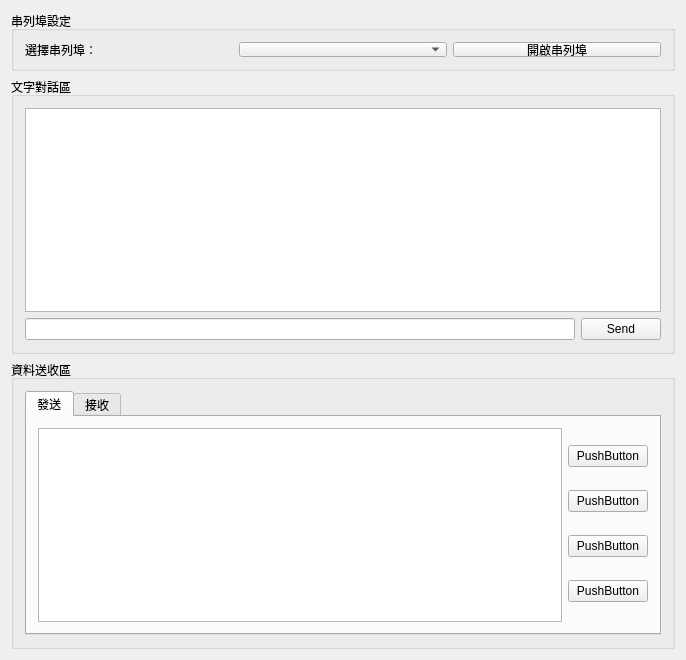
The window that mainwindow.ui (mickey9910326/ASA_HMI_Data_Agent) describes before a commit, drawn with Qt 5.
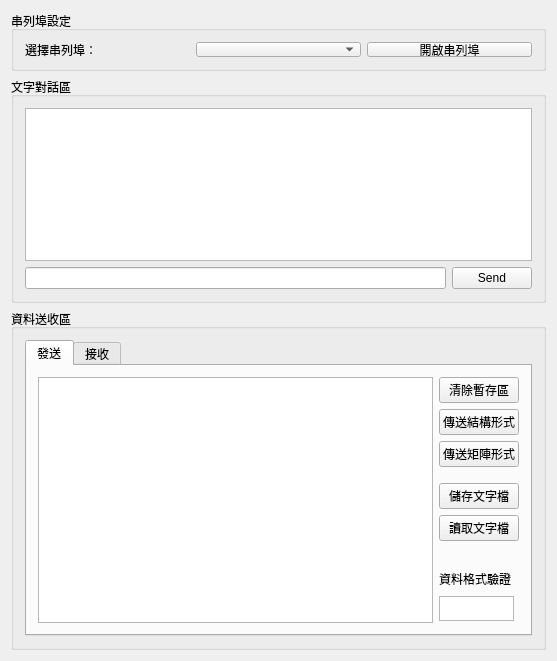
The same window after the commit.

Patch:
```diff
--- a/mainwindow.ui
+++ b/mainwindow.ui
@@ -6,10 +6,16 @@
    <rect>
     <x>0</x>
     <y>0</y>
-    <width>686</width>
-    <height>660</height>
+    <width>557</width>
+    <height>661</height>
    </rect>
   </property>
+  <property name="sizePolicy">
+   <sizepolicy hsizetype="Fixed" vsizetype="Fixed">
+    <horstretch>0</horstretch>
+    <verstretch>0</verstretch>
+   </sizepolicy>
+  </property>
   <property name="windowTitle">
    <string>MainWindow</string>
   </property>
@@ -93,7 +99,7 @@
         <property name="minimumSize">
          <size>
           <width>0</width>
-          <height>50</height>
+          <height>150</height>
          </size>
         </property>
         <property name="maximumSize">
@@ -120,6 +126,12 @@
              <verstretch>0</verstretch>
             </sizepolicy>
            </property>
+           <property name="minimumSize">
+            <size>
+             <width>0</width>
+             <height>60</height>
+            </size>
+           </property>
           </widget>
          </item>
          <item>
@@ -129,6 +141,12 @@
              <property name="enabled">
               <bool>true</bool>
              </property>
+             <property name="minimumSize">
+              <size>
+               <width>0</width>
+               <height>20</height>
+              </size>
+             </property>
             </widget>
            </item>
            <item>
@@ -176,28 +194,114 @@
                <item>
                 <widget class="QPushButton" name="pushButton_3">
                  <property name="text">
-                  <string>PushButton</string>
+                  <string>清除暫存區</string>
                  </property>
                 </widget>
                </item>
                <item>
                 <widget class="QPushButton" name="pushButton_4">
                  <property name="text">
-                  <string>PushButton</string>
+                  <string>傳送結構形式</string>
                  </property>
                 </widget>
                </item>
                <item>
                 <widget class="QPushButton" name="pushButton_5">
                  <property name="text">
-                  <string>PushButton</string>
+                  <string>傳送矩陣形式</string>
                  </property>
                 </widget>
                </item>
                <item>
-                <widget class="QPushButton" name="pushButton_2">
+                <spacer name="verticalSpacer_2">
+                 <property name="orientation">
+                  <enum>Qt::Vertical</enum>
+                 </property>
+                 <property name="sizeType">
+                  <enum>QSizePolicy::Minimum</enum>
+                 </property>
+                 <property name="sizeHint" stdset="0">
+                  <size>
+                   <width>10</width>
+                   <height>10</height>
+                  </size>
+                 </property>
+                </spacer>
+               </item>
+               <item>
+                <widget class="QPushButton" name="buttonSendSaveFile">
                  <property name="text">
-                  <string>PushButton</string>
+                  <string>儲存文字檔</string>
+                 </property>
+                </widget>
+               </item>
+               <item>
+                <widget class="QPushButton" name="buttonSendReadFile">
+                 <property name="text">
+                  <string>讀取文字檔</string>
+                 </property>
+                </widget>
+               </item>
+               <item>
+                <spacer name="verticalSpacer">
+                 <property name="orientation">
+                  <enum>Qt::Vertical</enum>
+                 </property>
+                 <property name="sizeType">
+                  <enum>QSizePolicy::Fixed</enum>
+                 </property>
+                 <property name="sizeHint" stdset="0">
+                  <size>
+                   <width>10</width>
+                   <height>20</height>
+                  </size>
+                 </property>
+                </spacer>
+               </item>
+               <item>
+                <widget class="QLabel" name="labelSendVerify">
+                 <property name="sizePolicy">
+                  <sizepolicy hsizetype="Preferred" vsizetype="Preferred">
+                   <horstretch>0</horstretch>
+                   <verstretch>0</verstretch>
+                  </sizepolicy>
+                 </property>
+                 <property name="minimumSize">
+                  <size>
+                   <width>75</width>
+                   <height>23</height>
+                  </size>
+                 </property>
+                 <property name="maximumSize">
+                  <size>
+                   <width>75</width>
+                   <height>23</height>
+                  </size>
+                 </property>
+                 <property name="text">
+                  <string>資料格式驗證</string>
+                 </property>
+                </widget>
+               </item>
+               <item>
+                <widget class="QTextBrowser" name="textBrowserSendVerify">
+                 <property name="sizePolicy">
+                  <sizepolicy hsizetype="Minimum" vsizetype="Minimum">
+                   <horstretch>0</horstretch>
+                   <verstretch>0</verstretch>
+                  </sizepolicy>
+                 </property>
+                 <property name="minimumSize">
+                  <size>
+                   <width>75</width>
+                   <height>25</height>
+                  </size>
+                 </property>
+                 <property name="maximumSize">
+                  <size>
+                   <width>75</width>
+                   <height>25</height>
+                  </size>
                  </property>
                 </widget>
                </item>
```
Left out of the diff: 45 changed lines with no effect on the pictures.
